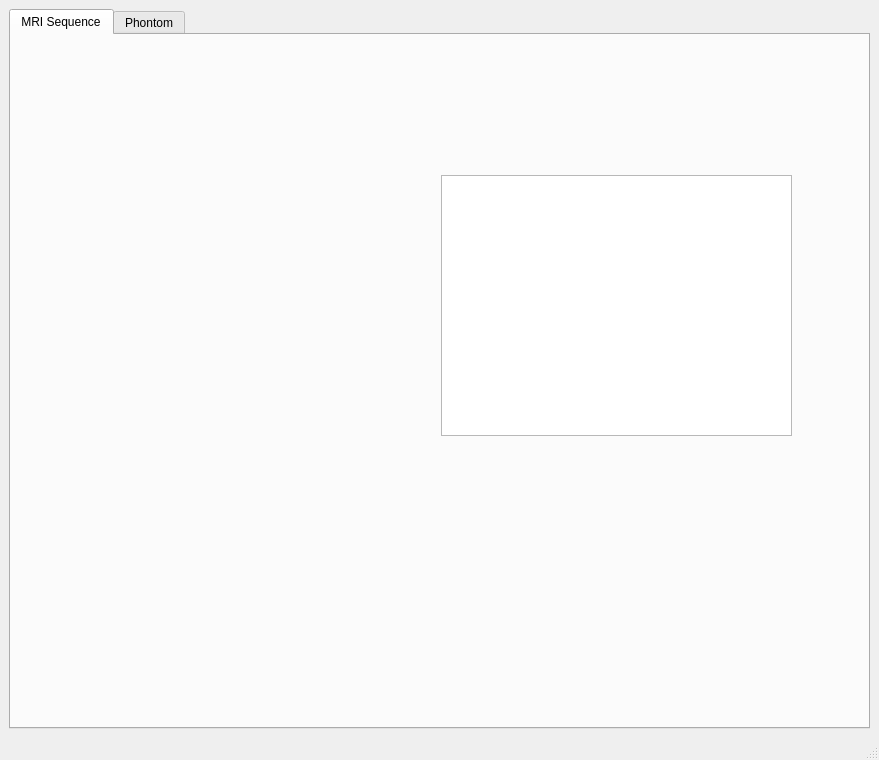
Before: the Qt Designer form mainWindow.ui in Abdelrahmanhassan1/MRI_Simulator_Python, drawn with Qt 5.
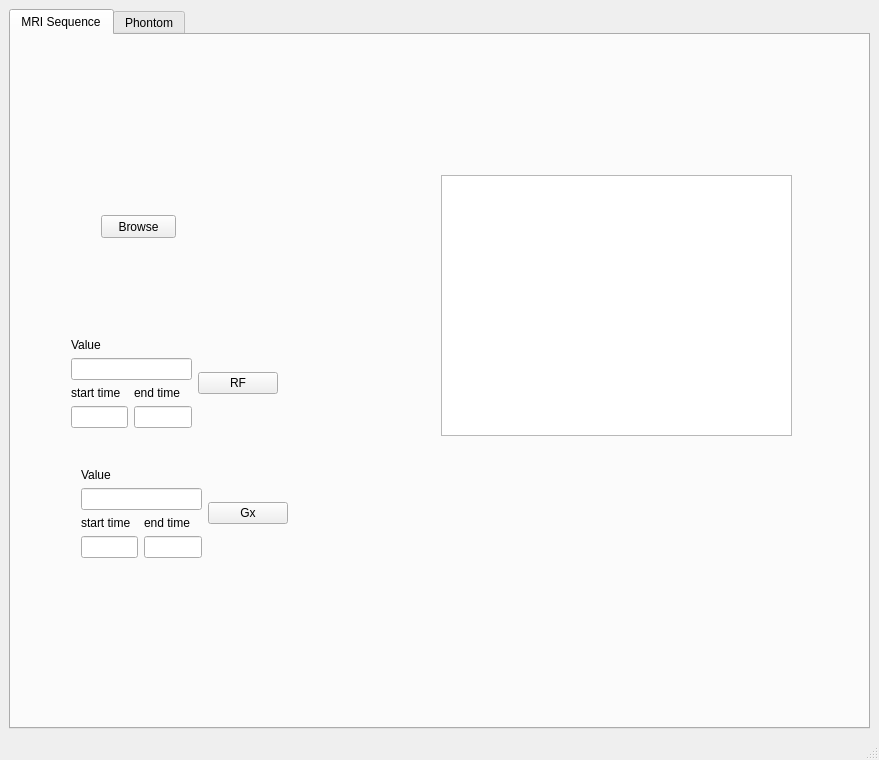
After: the same form once the commit is applied. The open tabs and pages were chosen to show the change. Custom widgets are drawn as their Qt base class.

Diff of the .ui file:
```diff
--- a/mainWindow.ui
+++ b/mainWindow.ui
@@ -24,6 +24,165 @@
        <attribute name="title">
         <string>MRI Sequence</string>
        </attribute>
+       <widget class="QPushButton" name="pushButton">
+        <property name="geometry">
+         <rect>
+          <x>90</x>
+          <y>180</y>
+          <width>75</width>
+          <height>23</height>
+         </rect>
+        </property>
+        <property name="text">
+         <string>Browse</string>
+        </property>
+       </widget>
+       <widget class="QWidget" name="verticalLayoutWidget_2">
+        <property name="geometry">
+         <rect>
+          <x>60</x>
+          <y>300</y>
+          <width>207</width>
+          <height>96</height>
+         </rect>
+        </property>
+        <layout class="QVBoxLayout" name="verticalLayout_2">
+         <item>
+          <layout class="QHBoxLayout" name="horizontalLayout_5">
+           <item>
+            <layout class="QVBoxLayout" name="verticalLayout_8">
+             <item>
+              <layout class="QVBoxLayout" name="verticalLayout_5">
+               <item>
+                <widget class="QLabel" name="label_7">
+                 <property name="text">
+                  <string>Value</string>
+                 </property>
+                </widget>
+               </item>
+               <item>
+                <widget class="QLineEdit" name="lineEdit"/>
+               </item>
+              </layout>
+             </item>
+             <item>
+              <layout class="QHBoxLayout" name="horizontalLayout_4">
+               <item>
+                <layout class="QVBoxLayout" name="verticalLayout_6">
+                 <item>
+                  <widget class="QLabel" name="label_8">
+                   <property name="text">
+                    <string>start time</string>
+                   </property>
+                  </widget>
+                 </item>
+                 <item>
+                  <widget class="QLineEdit" name="lineEdit_2"/>
+                 </item>
+                </layout>
+               </item>
+               <item>
+                <layout class="QVBoxLayout" name="verticalLayout_7">
+                 <item>
+                  <widget class="QLabel" name="label_9">
+                   <property name="text">
+                    <string>end time</string>
+                   </property>
+                  </widget>
+                 </item>
+                 <item>
+                  <widget class="QLineEdit" name="lineEdit_3"/>
+                 </item>
+                </layout>
+               </item>
+              </layout>
+             </item>
+            </layout>
+           </item>
+           <item>
+            <widget class="QPushButton" name="pushButton_2">
+             <property name="text">
+              <string>RF</string>
+             </property>
+            </widget>
+           </item>
+          </layout>
+         </item>
+        </layout>
+       </widget>
+       <widget class="QWidget" name="verticalLayoutWidget_3">
+        <property name="geometry">
+         <rect>
+          <x>70</x>
+          <y>430</y>
+          <width>207</width>
+          <height>96</height>
+         </rect>
+        </property>
+        <layout class="QVBoxLayout" name="verticalLayout_9">
+         <item>
+          <layout class="QHBoxLayout" name="horizontalLayout_6">
+           <item>
+            <layout class="QVBoxLayout" name="verticalLayout_10">
+             <item>
+              <layout class="QVBoxLayout" name="verticalLayout_11">
+               <item>
+                <widget class="QLabel" name="label_10">
+                 <property name="text">
+                  <string>Value</string>
+                 </property>
+                </widget>
+               </item>
+               <item>
+                <widget class="QLineEdit" name="lineEdit_4"/>
+               </item>
+              </layout>
+             </item>
+             <item>
+              <layout class="QHBoxLayout" name="horizontalLayout_7">
+               <item>
+                <layout class="QVBoxLayout" name="verticalLayout_12">
+                 <item>
+                  <widget class="QLabel" name="label_11">
+                   <property name="text">
+                    <string>start time</string>
+                   </property>
+                  </widget>
+                 </item>
+                 <item>
+                  <widget class="QLineEdit" name="lineEdit_5"/>
+                 </item>
+                </layout>
+               </item>
+               <item>
+                <layout class="QVBoxLayout" name="verticalLayout_13">
+                 <item>
+                  <widget class="QLabel" name="label_12">
+                   <property name="text">
+                    <string>end time</string>
+                   </property>
+                  </widget>
+                 </item>
+                 <item>
+                  <widget class="QLineEdit" name="lineEdit_6"/>
+                 </item>
+                </layout>
+               </item>
+              </layout>
+             </item>
+            </layout>
+           </item>
+           <item>
+            <widget class="QPushButton" name="pushButton_3">
+             <property name="text">
+              <string>Gx</string>
+             </property>
+            </widget>
+           </item>
+          </layout>
+         </item>
+        </layout>
+       </widget>
        <widget class="PlotWidget" name="graphicsView">
         <property name="geometry">
          <rect>
```
Left out of the diff: 34 changed lines with no effect on the pictures.
